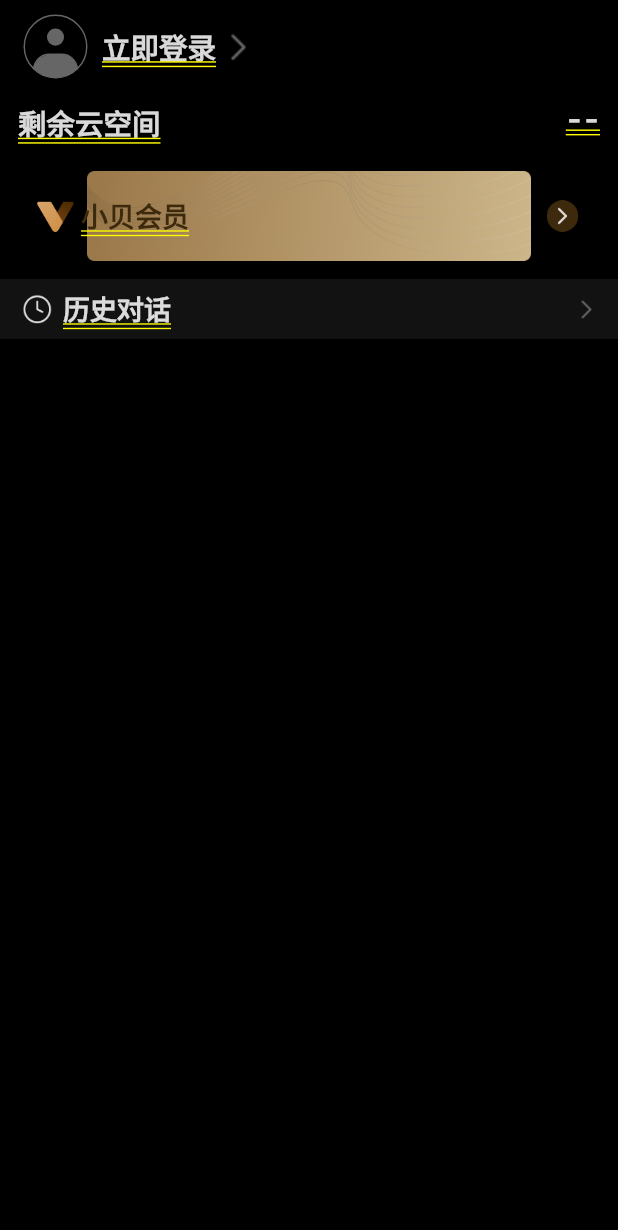
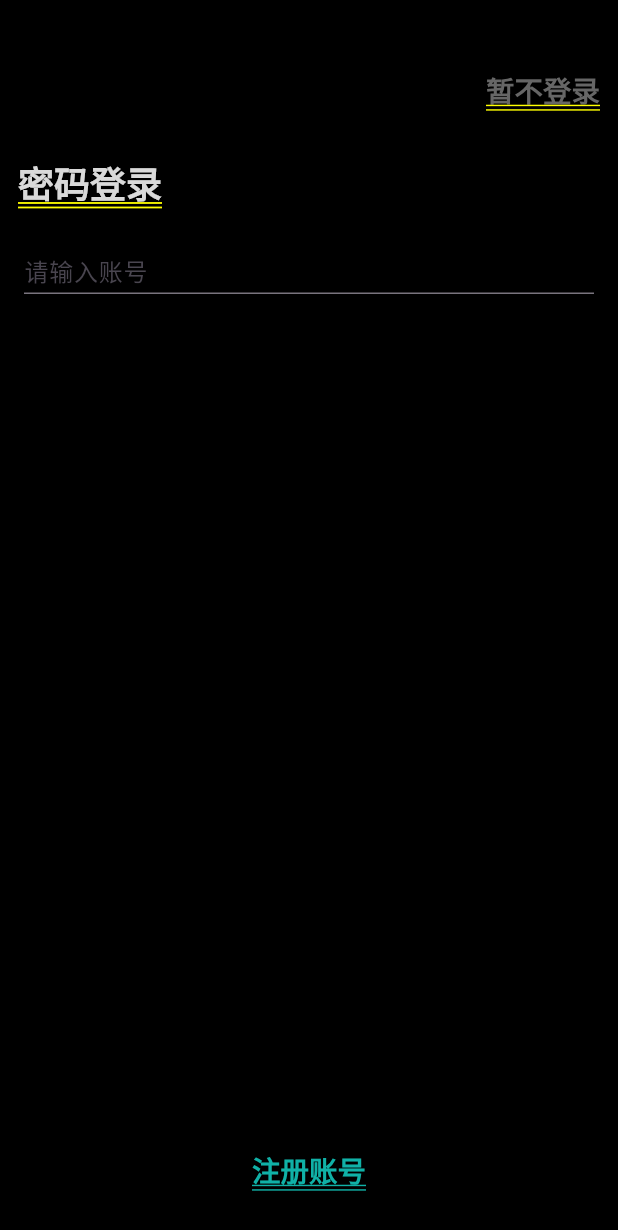
Before and after one commit to 1972820813/recorder, a Flutter app: the SettingPage screen opened by its route, after a tap on "立即登录", on a phone screen of 412 x 824 dp. Shown: the top 1230 px of the screen. Run offline on Flutter 3.47's test engine with Material 3 defaults, Android fonts, the phone set to English and light mode, and no system bars; our stand-ins replace flutter_easyloading, flutter_native_splash, flutter_screenutil, flutter_svg, flutter_swiper_view, get and 1 more; missing offline and left inert: dart:ffi.

Commit message:
绘制个人页面，添加登录页面

```diff
--- a/lib/model/setting/setting_page.dart
+++ b/lib/model/setting/setting_page.dart
@@ -1,6 +1,7 @@
 import 'package:flutter/material.dart';
 import 'package:flutter_svg/svg.dart';
 import 'package:get/get.dart';
+import 'package:project_recorder/model/user/login/login_page.dart';
 
 import '../../util/app_colors.dart';
 import '../../util/app_screenAdapter.dart';
@@ -17,13 +18,51 @@ class SettingPage extends GetView<SettingPageController> {
     // TODO: implement build
     return Obx(() => Container(
           color: DoColors.black0,
-          child: Column(
-            crossAxisAlignment: CrossAxisAlignment.start,
+          child: ListView(
             children: [
               _loginStatus(),
               _remainingCloudSpace(),
               _vipView(),
-              settingListView()
+              _intermediateLayoutView(
+                  "历史对话",
+                  "assets/images/res_img_setting_history.png",
+                  "离线资源包",
+                  "assets/images/res_img_setting_offline_resource.png",
+                  "",
+                  ""),
+              const SizedBox(
+                height: 12,
+              ),
+              _intermediateLayoutView(
+                  "WLAN",
+                  "assets/images/res_img_setting_wifi.png",
+                  "蓝牙",
+                  "assets/images/res_img_setting_ble.png",
+                  "",
+                  ""),
+              const SizedBox(
+                height: 12,
+              ),
+              _intermediateLayoutView(
+                  "转写设置",
+                  "assets/images/res_img_setting_tran.png",
+                  "通用设置",
+                  "assets/images/res_img_setting_general.png",
+                  "",
+                  ""),
+              const SizedBox(
+                height: 12,
+              ),
+              _intermediateLayoutView(
+                  "帮助与反馈",
+                  "assets/images/res_img_setting_feedback.png",
+                  "系统更新",
+                  "assets/images/res_img_setting_update.png",
+                  "",
+                  ""),
+              const SizedBox(
+                height: 12,
+              ),
             ],
           ),
         ));
@@ -36,6 +75,7 @@ class SettingPage extends GetView<SettingPageController> {
       child: InkWell(
         onTap: () {
           //判断当前是否登录，如果登录，进入个人信息页面。未登录则进行登录页面
+          Get.toNamed(LoginPage.routeName);
         },
         child: Row(
           children: [
@@ -135,17 +175,43 @@ class SettingPage extends GetView<SettingPageController> {
     );
   }
 
-  Widget settingListView() {
-    return settingItemView("历史对话", "assets/images/res_img_setting_history.png");
+  ///中间部分布局
+  Widget _intermediateLayoutView(
+    String title1,
+    String iconPath1,
+    String title2,
+    String iconPath2,
+    String routeName1,
+    String routeName2,
+  ) {
+    return Container(
+        color: DoColors.settingItemBg,
+        child: Column(
+          crossAxisAlignment: CrossAxisAlignment.start,
+          children: [
+            settingItemView(title1, iconPath1, routeName1),
+            Container(
+              margin: const EdgeInsets.fromLTRB(12, 0, 12, 0),
+              height: 1,
+              width: DoScreenAdapter.screenW(),
+              color: DoColors.dividerLineColor,
+            ),
+            settingItemView(title2, iconPath2, routeName2),
+          ],
+        ));
   }
 
-  Widget settingItemView(String itemTitle, String logoPath) {
-    return Container(
+  ///每个item的布局
+  Widget settingItemView(String itemTitle, String logoPath, String routeName) {
+    return SizedBox(
       width: DoScreenAdapter.screenW(),
-      height: 40,
-      color: DoColors.settingItemBg,
+      height: 50,
       child: InkWell(
-        onTap: () {},
+        onTap: () {
+          if (routeName.isNotEmpty) {
+            Get.toNamed(routeName);
+          }
+        },
         child: Stack(
           alignment: AlignmentDirectional.centerStart,
           children: [
--- /dev/null
+++ b/lib/model/user/forget/forget_page_controller.dart
@@ -0,0 +1,5 @@
+import 'package:get/get.dart';
+
+class ForgetPageController extends GetxController{
+
+}
--- /dev/null
+++ b/lib/model/user/login/login_page.dart
@@ -0,0 +1,80 @@
+import 'package:flutter/material.dart';
+import 'package:get/get.dart';
+import 'package:project_recorder/model/user/register/register_page.dart';
+import 'package:project_recorder/util/app_colors.dart';
+
+import 'login_page_controller.dart';
+
+class LoginPage extends GetView<LoginPageController> {
+  static const String routeName = "/login_page";
+
+  const LoginPage({super.key});
+
+  @override
+  Widget build(BuildContext context) {
+    // TODO: implement build
+    return Container(
+      color: DoColors.black0,
+      child: Stack(
+        children: [
+          Column(
+            crossAxisAlignment: CrossAxisAlignment.start,
+            children: [
+              const SizedBox(
+                height: 30,
+              ),
+              Container(
+                alignment: Alignment.topRight,
+                padding: const EdgeInsets.fromLTRB(0, 16, 12, 0),
+                child: InkWell(
+                  onTap: () {
+                    //暂不登录，直接跳转到主页，清空前面所有页面
+                  },
+                  child: const Text(
+                    "暂不登录",
+                    style: TextStyle(fontSize: 19, color: DoColors.gray102),
+                  ),
+                ),
+              ),
+              Container(
+                padding: const EdgeInsets.fromLTRB(12, 30, 0, 0),
+                child: const Text(
+                  "密码登录",
+                  style: TextStyle(fontSize: 24, color: DoColors.white85),
+                ),
+              ),
+              Container(
+                margin: const EdgeInsets.all(16),
+                height: 40,
+                child: TextField(
+                  decoration: InputDecoration(hintText: "请输入账号"),
+                  onChanged: (value) {},
+                  controller: controller.textEditingController,
+                  style: const TextStyle(fontSize: 16, color: DoColors.white85),
+                ),
+              )
+            ],
+          ),
+          Container(
+            alignment: Alignment.bottomCenter,
+            margin: const EdgeInsets.only(bottom: 30),
+            child: InkWell(
+              onTap: () {
+                Get.toNamed(RegisterPage.routeName);
+              },
+              child: const Text(
+                "注册账号",
+                style: TextStyle(
+                  fontSize: 19,
+                  color: DoColors.customColor,
+                  decoration: TextDecoration.underline,
+                  decorationColor: DoColors.customColor,
+                ),
+              ),
+            ),
+          )
+        ],
+      ),
+    );
+  }
+}
--- /dev/null
+++ b/lib/model/user/login/login_page_binding.dart
@@ -0,0 +1,10 @@
+import 'package:get/get.dart';
+
+import 'login_page_controller.dart';
+
+class LoginPageBinding extends Bindings {
+  @override
+  void dependencies() {
+    Get.lazyPut(() => LoginPageController());
+  }
+}
--- /dev/null
+++ b/lib/model/user/login/login_page_controller.dart
@@ -0,0 +1,8 @@
+import 'package:flutter/material.dart';
+import 'package:get/get.dart';
+
+class LoginPageController extends GetxController{
+
+  TextEditingController textEditingController = TextEditingController();
+
+}
--- /dev/null
+++ b/lib/model/user/register/register_page_controller.dart
@@ -0,0 +1,5 @@
+import 'package:get/get.dart';
+
+class RegisterPageController extends GetxController{
+
+}
--- a/lib/util/app_colors.dart
+++ b/lib/util/app_colors.dart
@@ -39,8 +39,7 @@ class DoColors {
   static const Color black28 = Color.fromRGBO(28, 28, 28, 1);
   static const Color vipTextColor = Color.fromRGBO(61, 41, 12, 1);
   static const Color settingItemBg = Color.fromRGBO(18, 18, 18, 1);
-
-
+  static const Color dividerLineColor = Color.fromRGBO(43, 43, 46, 1);
 
   ///颜色值转换
   static Color string2Color(String colorString) {
```
Also changed, not shown: lib/model/user/forget/forget_page.dart (added, +16 -0 lines), lib/model/user/forget/forget_page_binding.dart (added, +10 -0 lines), lib/model/user/register/register_page.dart (added, +16 -0 lines), lib/model/user/register/register_page_binding.dart (added, +10 -0 lines), lib/route/app_routes.dart (+21 -0 lines), assets/images/res_img_setting_feedback.png (renamed from assets/images/res_img_setting_feedack.png), assets/images/res_img_setting_offline_resource.png (added), pubspec.lock, 2 other files.
